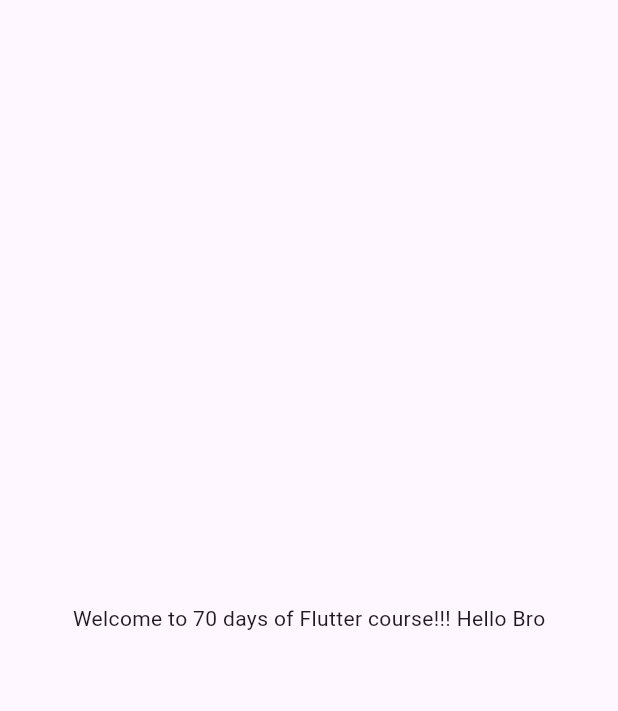
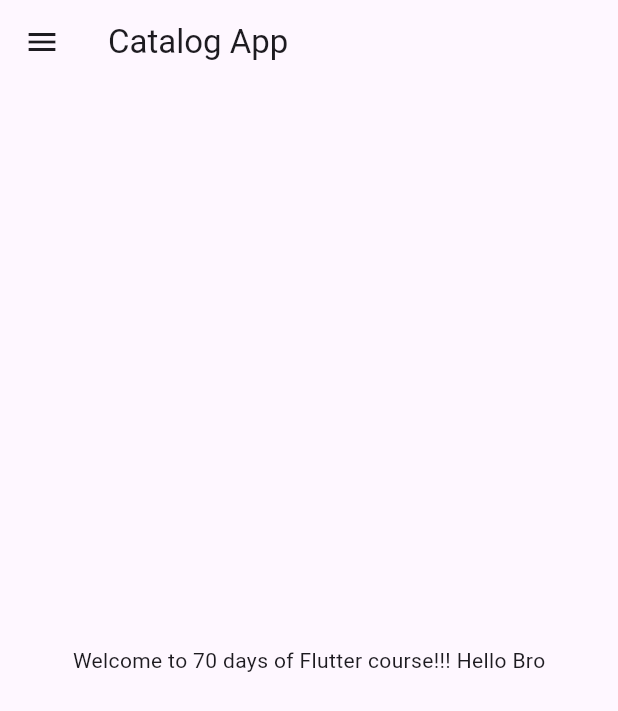
Before and after one commit to Nazil1712/Flutter_catalog, a Flutter app: the screen it shows after launch, on a phone screen of 412 x 824 dp. Shown: the top 711 px of the screen. Run offline on Flutter 3.47's test engine with Material 3 defaults, Android fonts, the phone set to English and light mode, and no system bars.

Commit message:
Day 2 completed

```diff
--- a/lib/home.dart
+++ b/lib/home.dart
@@ -6,6 +6,17 @@ class HomePage extends StatelessWidget {
 
   @override
   Widget build(BuildContext context) {
-    return const Placeholder();
+    final int days = 70;
+    final String name = "Hello Bro";
+
+    return Scaffold(
+      appBar: AppBar(
+        title: Text("Catalog App"),
+      ),
+      body: Center(
+        child: Text("Welcome to $days days of Flutter course!!! $name"),
+      ),
+      drawer: Drawer(),
+    );
   }
 }
--- a/lib/main.dart
+++ b/lib/main.dart
@@ -1,4 +1,5 @@
 import 'package:flutter/material.dart';
+import 'package:flutter_catalog/home.dart';
 
 
 void main()
@@ -9,9 +10,7 @@ void main()
 class MyApp extends StatelessWidget {
   @override
   Widget build(BuildContext context) {
-    int days = 70;
-    double tt = 45.2;
-    String name = "Hello Bro";
+
     double Pi = 3.14;
     bool flag = true;
     num temp = 30.15; // Can accept any number (double,int)
@@ -19,11 +18,7 @@ class MyApp extends StatelessWidget {
     final list = [1,2,3,45,5,68]; // We can Add Or remove element inside this
 
     return MaterialApp(
-      home: Material(
-        child: Center(
-          child: Text("Welcome to $days days of Flutter course!!! $name"),
-        ),
-      ),
+      home: HomePage(),
     );
   }
 }
```
